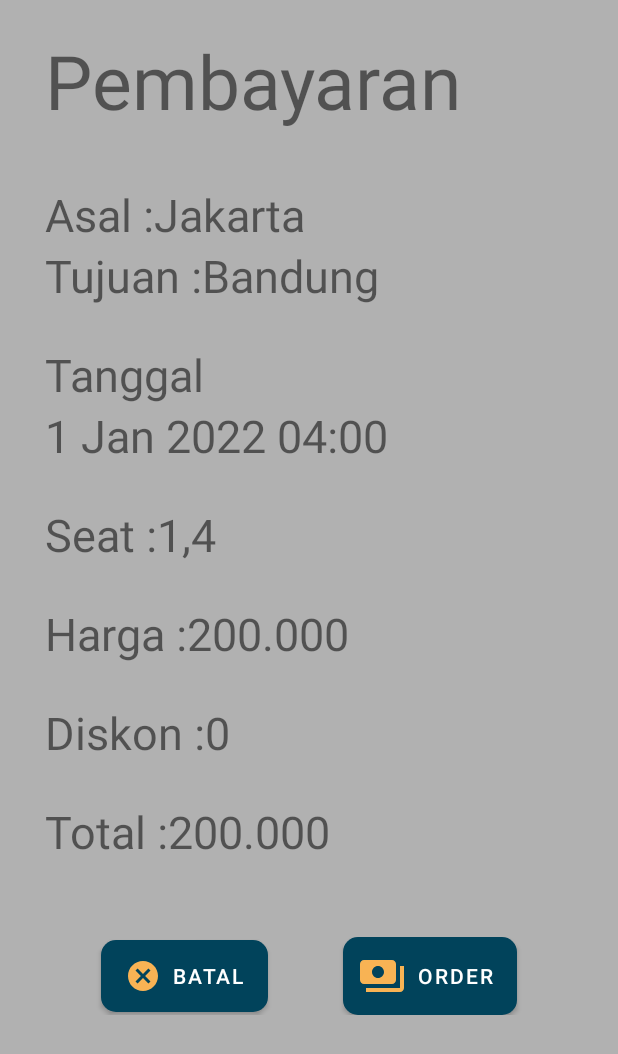
After one commit to premanandaS12/Travelligo, an Android app: the fragment PembayaranFragment shown on its own in the app's theme, on a phone screen of 412 x 824 dp. The commit adds this screen. Shown: the top 1054 px of the screen. Run offline under Robolectric (Android 15) with nearby library versions, the phone set to English and light mode, and no system bars.

Commit message:
Commit pembayaran, tiket, points, location

```diff
--- /dev/null
+++ b/app/src/main/java/com/example/tubesp3b/PembayaranFragment.java
@@ -0,0 +1,74 @@
+package com.example.tubesp3b;
+
+import android.os.Bundle;
+import android.view.LayoutInflater;
+import android.view.View;
+import android.view.ViewGroup;
+import android.widget.Toast;
+
+import androidx.fragment.app.Fragment;
+
+import com.example.tubesp3b.databinding.FragmentPembayaranBinding;
+
+public class PembayaranFragment extends Fragment implements View.OnClickListener{
+
+    // TODO: Rename parameter arguments, choose names that match
+    // the fragment initialization parameters, e.g. ARG_ITEM_NUMBER
+    private static final String ARG_PARAM1 = "param1";
+    private static final String ARG_PARAM2 = "param2";
+
+    // TODO: Rename and change types of parameters
+    private String mParam1;
+    private String mParam2;
+    private FragmentPembayaranBinding binding;
+
+    public PembayaranFragment() {
+        // Required empty public constructor
+    }
+
+    /**
+     * Use this factory method to create a new instance of
+     * this fragment using the provided parameters.
+     *
+     * @param param1 Parameter 1.
+     * @param param2 Parameter 2.
+     * @return A new instance of fragment BookNowFragment.
+     */
+    // TODO: Rename and change types and number of parameters
+    public static PembayaranFragment newInstance(String param1, String param2) {
+        PembayaranFragment fragment = new PembayaranFragment();
+        Bundle args = new Bundle();
+        args.putString(ARG_PARAM1, param1);
+        args.putString(ARG_PARAM2, param2);
+        fragment.setArguments(args);
+        return fragment;
+    }
+
+    @Override
+    public void onCreate(Bundle savedInstanceState) {
+        super.onCreate(savedInstanceState);
+        if (getArguments() != null) {
+            mParam1 = getArguments().getString(ARG_PARAM1);
+            mParam2 = getArguments().getString(ARG_PARAM2);
+        }
+    }
+
+    @Override
+    public View onCreateView(LayoutInflater inflater, ViewGroup container,
+                             Bundle savedInstanceState) {
+        // Inflate the layout for this fragment
+        binding = FragmentPembayaranBinding.inflate(inflater);
+        View view = binding.getRoot();
+
+        binding.butPesan.setOnClickListener(this);
+
+        return view;
+    }
+
+    @Override
+    public void onClick(View v){
+        if(v == binding.butPesan){
+            Toast.makeText(getActivity(), "Order succeed", Toast.LENGTH_SHORT).show();
+        }
+    }
+}
--- /dev/null
+++ b/app/src/main/res/drawable/ic_baseline_calendar_today_24.xml
@@ -0,0 +1,5 @@
+<vector android:height="24dp" android:tint="#F8B354"
+    android:viewportHeight="24" android:viewportWidth="24"
+    android:width="24dp" xmlns:android="http://schemas.android.com/apk/res/android">
+    <path android:fillColor="@android:color/white" android:pathData="M20,3h-1L19,1h-2v2L7,3L7,1L5,1v2L4,3c-1.1,0 -2,0.9 -2,2v16c0,1.1 0.9,2 2,2h16c1.1,0 2,-0.9 2,-2L22,5c0,-1.1 -0.9,-2 -2,-2zM20,21L4,21L4,8h16v13z"/>
+</vector>
--- /dev/null
+++ b/app/src/main/res/drawable/ic_baseline_cancel_24.xml
@@ -0,0 +1,5 @@
+<vector android:height="24dp" android:tint="#F8B354"
+    android:viewportHeight="24" android:viewportWidth="24"
+    android:width="24dp" xmlns:android="http://schemas.android.com/apk/res/android">
+    <path android:fillColor="@android:color/white" android:pathData="M12,2C6.47,2 2,6.47 2,12s4.47,10 10,10 10,-4.47 10,-10S17.53,2 12,2zM17,15.59L15.59,17 12,13.41 8.41,17 7,15.59 10.59,12 7,8.41 8.41,7 12,10.59 15.59,7 17,8.41 13.41,12 17,15.59z"/>
+</vector>
--- /dev/null
+++ b/app/src/main/res/drawable/ic_baseline_confirmation_number_24.xml
@@ -0,0 +1,5 @@
+<vector android:height="24dp" android:tint="#F8B354"
+    android:viewportHeight="24" android:viewportWidth="24"
+    android:width="24dp" xmlns:android="http://schemas.android.com/apk/res/android">
+    <path android:fillColor="@android:color/white" android:pathData="M22,10V6c0,-1.11 -0.9,-2 -2,-2H4C2.9,4 2.01,4.89 2.01,6v4C3.11,10 4,10.9 4,12s-0.89,2 -2,2v4c0,1.1 0.9,2 2,2h16c1.1,0 2,-0.9 2,-2v-4c-1.1,0 -2,-0.9 -2,-2S20.9,10 22,10zM13,17.5h-2v-2h2V17.5zM13,13h-2v-2h2V13zM13,8.5h-2v-2h2V8.5z"/>
+</vector>
--- /dev/null
+++ b/app/src/main/res/drawable/ic_baseline_directions_bus_24.xml
@@ -0,0 +1,5 @@
+<vector android:height="50dp" android:tint="#F8B354"
+    android:viewportHeight="24" android:viewportWidth="24"
+    android:width="50dp" xmlns:android="http://schemas.android.com/apk/res/android">
+    <path android:fillColor="@android:color/white" android:pathData="M4,16c0,0.88 0.39,1.67 1,2.22L5,20c0,0.55 0.45,1 1,1h1c0.55,0 1,-0.45 1,-1v-1h8v1c0,0.55 0.45,1 1,1h1c0.55,0 1,-0.45 1,-1v-1.78c0.61,-0.55 1,-1.34 1,-2.22L20,6c0,-3.5 -3.58,-4 -8,-4s-8,0.5 -8,4v10zM7.5,17c-0.83,0 -1.5,-0.67 -1.5,-1.5S6.67,14 7.5,14s1.5,0.67 1.5,1.5S8.33,17 7.5,17zM16.5,17c-0.83,0 -1.5,-0.67 -1.5,-1.5s0.67,-1.5 1.5,-1.5 1.5,0.67 1.5,1.5 -0.67,1.5 -1.5,1.5zM18,11L6,11L6,6h12v5z"/>
+</vector>
--- /dev/null
+++ b/app/src/main/res/drawable/ic_baseline_event_seat_24.xml
@@ -0,0 +1,5 @@
+<vector android:height="24dp" android:tint="#F8B354"
+    android:viewportHeight="24" android:viewportWidth="24"
+    android:width="24dp" xmlns:android="http://schemas.android.com/apk/res/android">
+    <path android:fillColor="@android:color/white" android:pathData="M4,18v3h3v-3h10v3h3v-6H4V18zM19,10h3v3h-3V10zM2,10h3v3H2V10zM17,13H7V5c0,-1.1 0.9,-2 2,-2h6c1.1,0 2,0.9 2,2V13z"/>
+</vector>
--- /dev/null
+++ b/app/src/main/res/drawable/ic_baseline_my_location_24.xml
@@ -0,0 +1,5 @@
+<vector android:height="24dp" android:tint="#F8B354"
+    android:viewportHeight="24" android:viewportWidth="24"
+    android:width="24dp" xmlns:android="http://schemas.android.com/apk/res/android">
+    <path android:fillColor="@android:color/white" android:pathData="M12,8c-2.21,0 -4,1.79 -4,4s1.79,4 4,4 4,-1.79 4,-4 -1.79,-4 -4,-4zM20.94,11c-0.46,-4.17 -3.77,-7.48 -7.94,-7.94L13,1h-2v2.06C6.83,3.52 3.52,6.83 3.06,11L1,11v2h2.06c0.46,4.17 3.77,7.48 7.94,7.94L11,23h2v-2.06c4.17,-0.46 7.48,-3.77 7.94,-7.94L23,13v-2h-2.06zM12,19c-3.87,0 -7,-3.13 -7,-7s3.13,-7 7,-7 7,3.13 7,7 -3.13,7 -7,7z"/>
+</vector>
--- /dev/null
+++ b/app/src/main/res/drawable/ic_baseline_perm_identity_24.xml
@@ -0,0 +1,5 @@
+<vector android:height="24dp" android:tint="#F8B354"
+    android:viewportHeight="24" android:viewportWidth="24"
+    android:width="24dp" xmlns:android="http://schemas.android.com/apk/res/android">
+    <path android:fillColor="@android:color/white" android:pathData="M12,5.9c1.16,0 2.1,0.94 2.1,2.1s-0.94,2.1 -2.1,2.1S9.9,9.16 9.9,8s0.94,-2.1 2.1,-2.1m0,9c2.97,0 6.1,1.46 6.1,2.1v1.1L5.9,18.1L5.9,17c0,-0.64 3.13,-2.1 6.1,-2.1M12,4C9.79,4 8,5.79 8,8s1.79,4 4,4 4,-1.79 4,-4 -1.79,-4 -4,-4zM12,13c-2.67,0 -8,1.34 -8,4v3h16v-3c0,-2.66 -5.33,-4 -8,-4z"/>
+</vector>
--- /dev/null
+++ b/app/src/main/res/drawable/ic_baseline_watch_later_24.xml
@@ -0,0 +1,5 @@
+<vector android:height="24dp" android:tint="#F8B354"
+    android:viewportHeight="24" android:viewportWidth="24"
+    android:width="24dp" xmlns:android="http://schemas.android.com/apk/res/android">
+    <path android:fillColor="@android:color/white" android:pathData="M12,2C6.5,2 2,6.5 2,12s4.5,10 10,10s10,-4.5 10,-10S17.5,2 12,2zM16.2,16.2L11,13V7h1.5v5.2l4.5,2.7L16.2,16.2z"/>
+</vector>
--- /dev/null
+++ b/app/src/main/res/layout/fragment_pembayaran.xml
@@ -0,0 +1,180 @@
+<?xml version="1.0" encoding="utf-8"?>
+
+<RelativeLayout
+    xmlns:android="http://schemas.android.com/apk/res/android"
+    xmlns:tools="http://schemas.android.com/tools"
+    android:layout_width="match_parent"
+    android:layout_height="match_parent"
+    tools:context=".MainActivity"
+    android:background="@color/light_grey">
+
+    <LinearLayout
+        android:layout_width="match_parent"
+        android:layout_height="wrap_content"
+        android:orientation="vertical"
+        android:paddingLeft="30dp">
+
+        <TextView
+            android:layout_width="wrap_content"
+            android:layout_height="wrap_content"
+            android:text="@string/tv_pembayaran"
+            android:textSize="50dp"
+            android:paddingTop="20dp"
+            android:paddingBottom="35dp"/>
+
+        <LinearLayout
+            android:layout_width="wrap_content"
+            android:layout_height="wrap_content">
+
+            <TextView
+                android:layout_width="wrap_content"
+                android:layout_height="wrap_content"
+                android:text="@string/tv_asal"
+                android:textSize="30dp"/>
+
+            <TextView
+                android:layout_width="wrap_content"
+                android:layout_height="wrap_content"
+                android:text="@string/tv_asalkota"
+                android:textSize="30dp"
+                android:id="@+id/tv_dari"/>
+        </LinearLayout>
+
+        <LinearLayout
+            android:layout_width="wrap_content"
+            android:layout_height="wrap_content"
+            android:paddingBottom="25dp">
+
+            <TextView
+                android:layout_width="wrap_content"
+                android:layout_height="wrap_content"
+                android:text="@string/tv_tujuan"
+                android:textSize="30dp"/>
+
+            <TextView
+                android:layout_width="wrap_content"
+                android:layout_height="wrap_content"
+                android:text="@string/tv_kotatujuan"
+                android:textSize="30dp"
+                android:id="@+id/tv_ke"/>
+        </LinearLayout>
+
+        <TextView
+            android:layout_width="wrap_content"
+            android:layout_height="wrap_content"
+            android:text="@string/tv_tanggalstr"
+            android:textSize="30dp"/>
+
+        <TextView
+            android:layout_width="wrap_content"
+            android:layout_height="wrap_content"
+            android:text="@string/tv_tanggal"
+            android:textSize="30dp"
+            android:paddingBottom="25dp"
+            android:id="@+id/tv_tanggal"/>
+
+        <LinearLayout
+            android:layout_width="wrap_content"
+            android:layout_height="wrap_content"
+            android:paddingBottom="25dp">
+
+            <TextView
+                android:layout_width="wrap_content"
+                android:layout_height="wrap_content"
+                android:text="@string/tv_seat"
+                android:textSize="30dp"/>
+
+            <TextView
+                android:layout_width="wrap_content"
+                android:layout_height="wrap_content"
+                android:text="@string/tv_seatint"
+                android:textSize="30dp"
+                android:id="@+id/tv_seat"/>
+        </LinearLayout>
+
+        <LinearLayout
+            android:layout_width="wrap_content"
+            android:layout_height="wrap_content"
+            android:paddingBottom="25dp">
+
+            <TextView
+                android:layout_width="wrap_content"
+                android:layout_height="wrap_content"
+                android:text="@string/tv_harga"
+                android:textSize="30dp"/>
+
+            <TextView
+                android:layout_width="wrap_content"
+                android:layout_height="wrap_content"
+                android:text="@string/tv_hargaint"
+                android:textSize="30dp"
+                android:id="@+id/tv_harga"/>
+        </LinearLayout>
+
+        <LinearLayout
+            android:layout_width="wrap_content"
+            android:layout_height="wrap_content"
+            android:paddingBottom="25dp">
+
+            <TextView
+                android:layout_width="wrap_content"
+                android:layout_height="wrap_content"
+                android:text="@string/tv_diskon"
+                android:textSize="30dp"/>
+
+            <TextView
+                android:layout_width="wrap_content"
+                android:layout_height="wrap_content"
+                android:text="@string/tv_diskonint"
+                android:textSize="30dp"
+                android:id="@+id/tv_diskon"/>
+        </LinearLayout>
+
+        <LinearLayout
+            android:layout_width="wrap_content"
+            android:layout_height="wrap_content"
+            android:paddingBottom="50dp">
+
+            <TextView
+                android:layout_width="wrap_content"
+                android:layout_height="wrap_content"
+                android:text="@string/tv_total"
+                android:textSize="30dp"/>
+
+            <TextView
+                android:layout_width="wrap_content"
+                android:layout_height="wrap_content"
+                android:text="@string/tv_totalint"
+                android:textSize="30dp"
+                android:id="@+id/tv_total"/>
+        </LinearLayout>
+
+        <LinearLayout
+            android:layout_width="match_parent"
+            android:layout_height="wrap_content"
+            android:gravity="center">
+
+            <Button
+                android:id="@+id/but_cancel"
+                android:layout_width="wrap_content"
+                android:layout_height="wrap_content"
+                android:layout_marginLeft="-30dp"
+                android:layout_marginRight="50dp"
+                android:background="@drawable/rounded_button"
+                android:text="@string/but_cancel"
+                android:drawableLeft="@drawable/ic_baseline_cancel_24"/>
+
+            <Button
+                android:id="@+id/but_pesan"
+                android:layout_width="wrap_content"
+                android:layout_height="wrap_content"
+                android:background="@drawable/rounded_button"
+                android:paddingLeft="10dp"
+                android:text="@string/but_pesan"
+                android:drawableLeft="@drawable/ic_payments"/>
+
+        </LinearLayout>
+
+    </LinearLayout>
+
+</RelativeLayout>
--- a/app/src/main/res/values/colors.xml
+++ b/app/src/main/res/values/colors.xml
@@ -13,5 +13,7 @@
     <color name="blue_unchecked">#438395</color>
 <!--    <color name="blue_green">#29606c</color>-->
     <color name="blue_green">#1b4e60</color>
+    <color name="dark_grey">#666666</color>
+    <color name="light_grey">#B1B1B1</color>
 
 </resources>
--- a/app/src/main/res/values/strings.xml
+++ b/app/src/main/res/values/strings.xml
@@ -21,4 +21,41 @@
     <string name="contact_us">Contact Us</string>
     <string name="valid_shopeepay">Valid until 22/12/2021</string>
     <string name="cashback_shopeepay">Cashback Rp 30.000,-</string>
+
+    <!--    fragment_pembayaran-->
+    <string name="tv_pembayaran">Pembayaran</string>
+    <string name="tv_asal">Asal : </string>
+    <string name="tv_asalkota">Jakarta</string>
+    <string name="tv_tujuan">Tujuan : </string>
+    <string name="tv_kotatujuan">Bandung</string>
+    <string name="tv_tanggalstr">Tanggal  </string>
+    <string name="tv_tanggal">1 Jan 2022 04:00</string>
+    <string name="tv_seat">Seat : </string>
+    <string name="tv_seatint">1,4</string>
+    <string name="tv_harga">Harga : </string>
+    <string name="tv_hargaint">200.000</string>
+    <string name="tv_diskon">Diskon : </string>
+    <string name="tv_diskonint">0</string>
+    <string name="tv_total">Total : </string>
+    <string name="tv_totalint">200.000</string>
+    <string name="but_pesan">Order</string>
+    <string name="but_cancel">Batal</string>
+
+    <!--    fragment_tiket-->
+    <string name="tv_tiket">Tiket</string>
+    <string name="tv_id">ID Tiket : </string>
+    <string name="tv_idtiket">89165</string>
+    <string name="tv_tanggalaja">1 Jan 2022</string>
+    <string name="tv_jamstr">Jam</string>
+    <string name="tv_jam">04.00</string>
+    <string name="tv_nama">Nama : </string>
+    <string name="tv_namapemesan">Anton Budiman</string>
+
+    <!--    frgament_point-->
+    <string name="tv_point">Points</string>
+    <string name="tv_points">Points : </string>
+    <string name="tv_pointint">430</string>
+
+    <!--    location_list-->
+    <string name="tv_location">Bandung</string>
 </resources>
```
Also changed, not shown: app/src/main/java/com/example/tubesp3b/LocationFragment.java (added, +64 -0 lines), app/src/main/res/layout/fragment_location.xml (added, +15 -0 lines), app/src/main/res/layout/fragment_point.xml (added, +45 -0 lines), app/src/main/res/layout/fragment_tiket.xml (added, +201 -0 lines), app/src/main/res/layout/location_list.xml (added, +33 -0 lines).
